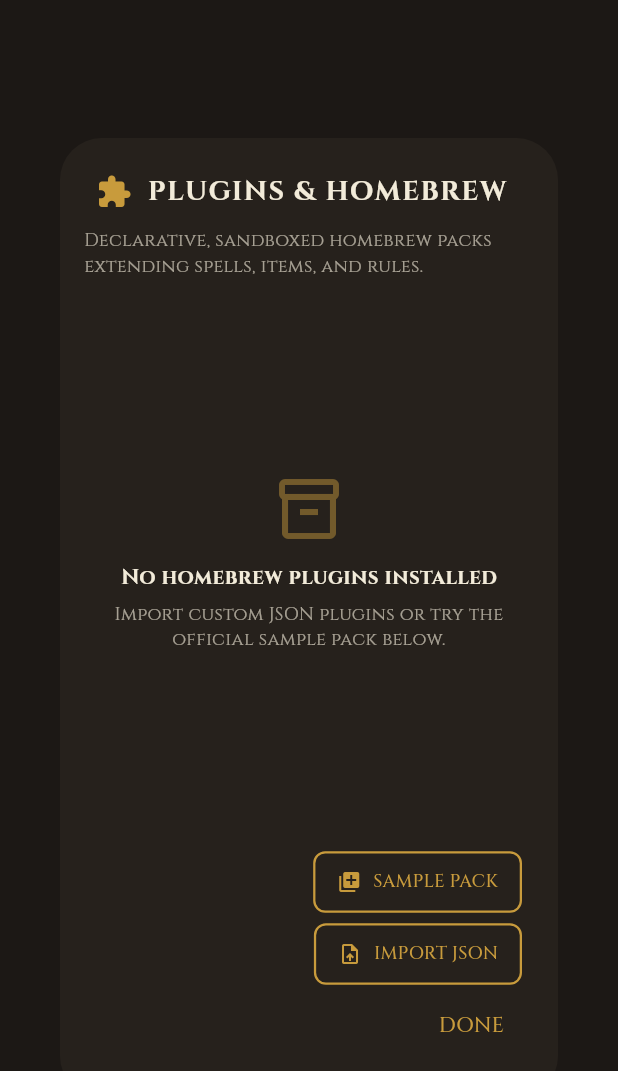
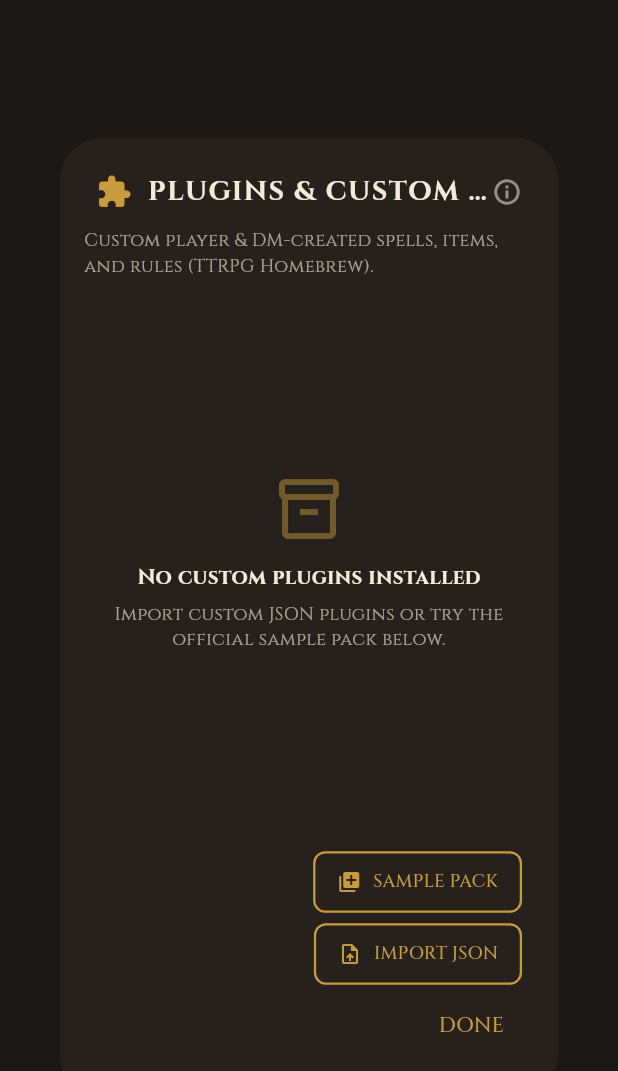
Before and after one commit to robbtolli/scriviner, a Flutter app: the PluginsDialog widget shown alone on an empty page, opened directly, on a phone screen of 412 x 824 dp. Shown: the top 1071 px of the screen. Run offline on Flutter 3.47's test engine with Material 3 defaults, Android fonts, the phone set to English and light mode, and no system bars; our stand-ins replace drift, drift_flutter, flutter_riverpod, google_fonts, pdf, printing; missing offline and left inert: expressions; accounts and stored records are empty; generated files the repository leaves out were written again.

Commit message:
docs: clarify homebrew terminology as custom TTRPG content in plugins UI and documentation

```diff
--- a/lib/features/plugins/presentation/plugins_dialog.dart
+++ b/lib/features/plugins/presentation/plugins_dialog.dart
@@ -95,9 +95,17 @@ class PluginsDialog extends ConsumerWidget {
           const SizedBox(width: 10),
           const Expanded(
             child: Text(
-              'PLUGINS & HOMEBREW',
+              'PLUGINS & CUSTOM CONTENT',
               style: TextStyle(fontSize: 18, fontWeight: FontWeight.bold, letterSpacing: 1),
               overflow: TextOverflow.ellipsis,
+            ),
+          ),
+          Tooltip(
+            message: "In tabletop gaming, 'Homebrew' refers to custom, user-created game rules, spells, and items—not the command-line package manager.",
+            child: Icon(
+              Icons.info_outline,
+              size: 20,
+              color: theme.colorScheme.onSurface.withAlpha(140),
             ),
           ),
         ],
@@ -112,7 +120,7 @@ class PluginsDialog extends ConsumerWidget {
                 crossAxisAlignment: CrossAxisAlignment.start,
                 children: [
                   Text(
-                    'Declarative, sandboxed homebrew packs extending spells, items, and rules.',
+                    'Custom player & DM-created spells, items, and rules (TTRPG Homebrew).',
                     style: TextStyle(fontSize: 12, color: theme.colorScheme.onSurface.withAlpha(160)),
                   ),
                   const SizedBox(height: 12),
@@ -125,7 +133,7 @@ class PluginsDialog extends ConsumerWidget {
                                 Icon(Icons.inventory_2_outlined, size: 48, color: theme.colorScheme.primary.withAlpha(120)),
                                 const SizedBox(height: 12),
                                 const Text(
-                                  'No homebrew plugins installed',
+                                  'No custom plugins installed',
                                   style: TextStyle(fontWeight: FontWeight.bold),
                                 ),
                                 const SizedBox(height: 6),
```
Also changed, not shown: docs/images/compendium.png, 2 other files.
